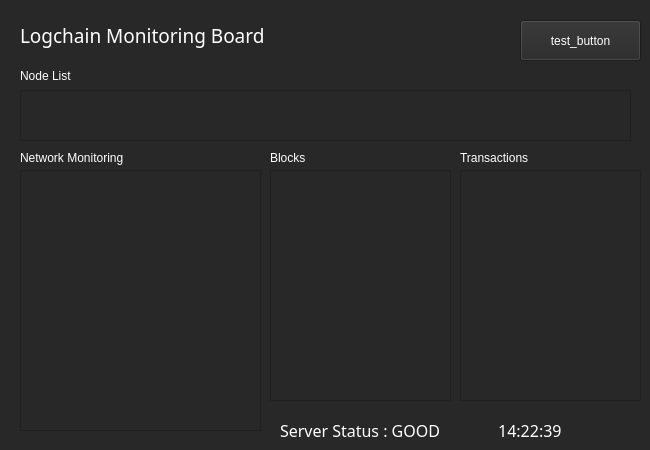
The window that monitoring/monitoring.ui (ironcho/LogChain) describes before a commit, drawn with Qt 5.
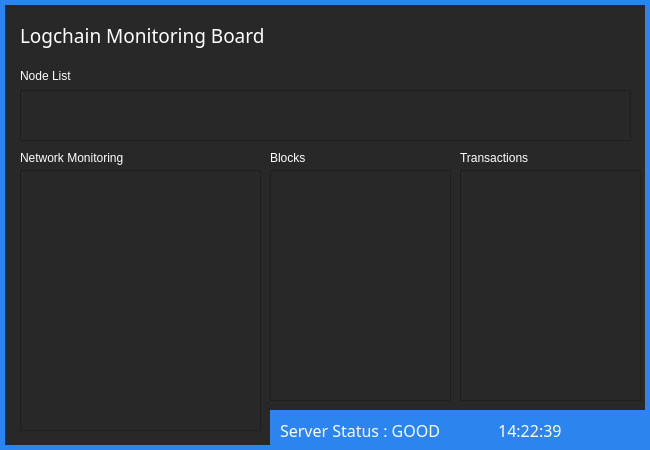
The same window after the commit. Icons and pictures are not drawn.

Commit message: monitoring ui 수정 커밋

```diff
--- a/monitoring/monitoring.ui
+++ b/monitoring/monitoring.ui
@@ -42,7 +42,7 @@
     </rect>
    </property>
    <property name="styleSheet">
-    <string notr="true"/>
+    <string notr="true">background-color:rgb(44, 132, 238)</string>
    </property>
   </widget>
   <widget class="QListWidget" name="listWidget">
@@ -159,7 +159,7 @@
     </rect>
    </property>
    <property name="styleSheet">
-    <string notr="true"/>
+    <string notr="true">background-color:rgb(44, 132, 238)</string>
    </property>
   </widget>
   <widget class="QWidget" name="widget_3" native="true">
@@ -172,7 +172,7 @@
     </rect>
    </property>
    <property name="styleSheet">
-    <string notr="true"/>
+    <string notr="true">background-color:rgb(44, 132, 238)</string>
    </property>
   </widget>
   <widget class="QWidget" name="widget_4" native="true">
@@ -185,7 +185,7 @@
     </rect>
    </property>
    <property name="styleSheet">
-    <string notr="true"/>
+    <string notr="true">background-color:rgb(44, 132, 238)</string>
    </property>
   </widget>
   <widget class="QWidget" name="widget_5" native="true">
@@ -198,7 +198,7 @@
     </rect>
    </property>
    <property name="styleSheet">
-    <string notr="true"/>
+    <string notr="true">background-color:rgb(44, 132, 238)</string>
    </property>
    <widget class="QLabel" name="label_7">
     <property name="geometry">
@@ -255,22 +255,6 @@
     <string>Transactions </string>
    </property>
   </widget>
-  <widget class="QPushButton" name="pushButton">
-   <property name="geometry">
-    <rect>
-     <x>520</x>
-     <y>20</y>
-     <width>121</width>
-     <height>41</height>
-    </rect>
-   </property>
-   <property name="styleSheet">
-    <string notr="true">color:white;</string>
-   </property>
-   <property name="text">
-    <string>test_button</string>
-   </property>
-  </widget>
  </widget>
  <resources/>
  <connections/>
```
The commit also changes 4 other files.
